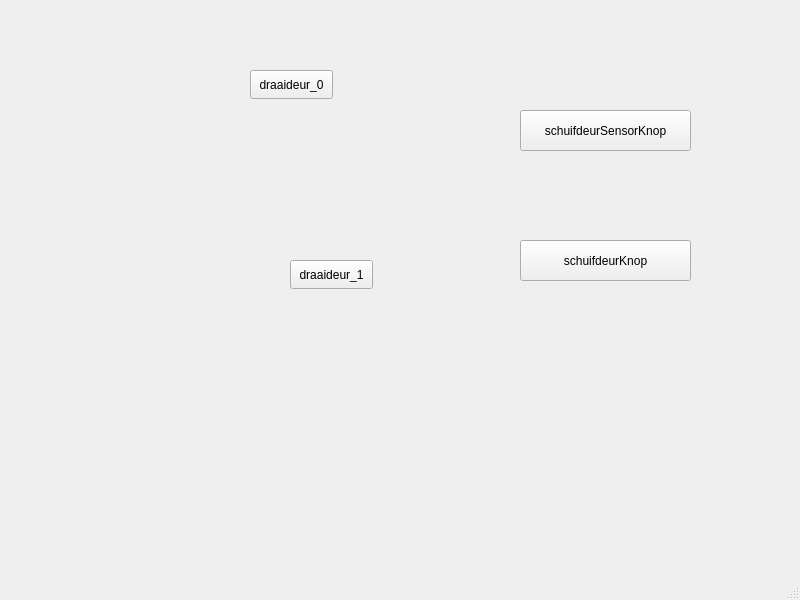
Old version of the form mainwindow.ui in the repository blooburry/AEP.
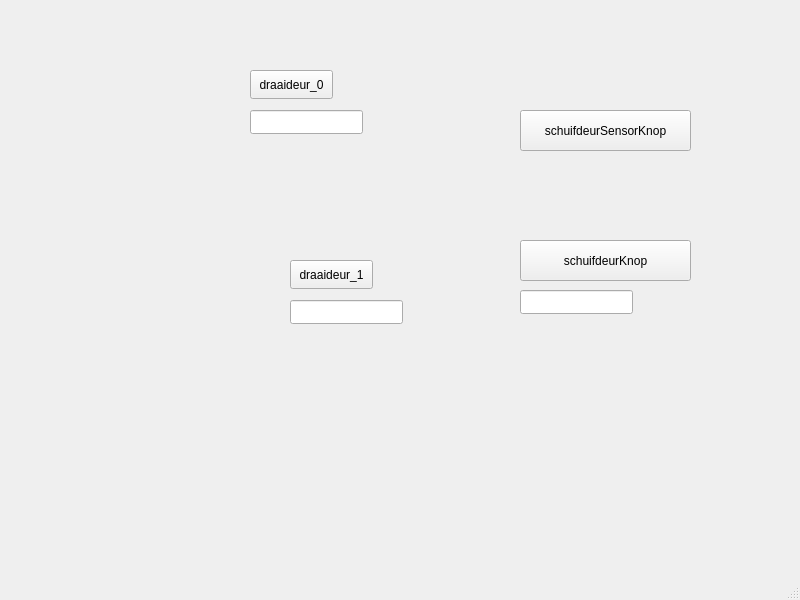
New version of the form.

Patch:
```diff
--- a/mainwindow.ui
+++ b/mainwindow.ui
@@ -66,6 +66,36 @@
      <string>draaideur_0</string>
     </property>
    </widget>
+   <widget class="QLineEdit" name="schuifdeurKnopLineEdit">
+    <property name="geometry">
+     <rect>
+      <x>520</x>
+      <y>290</y>
+      <width>113</width>
+      <height>24</height>
+     </rect>
+    </property>
+   </widget>
+   <widget class="QLineEdit" name="draaideur_0_lineEdit">
+    <property name="geometry">
+     <rect>
+      <x>250</x>
+      <y>110</y>
+      <width>113</width>
+      <height>24</height>
+     </rect>
+    </property>
+   </widget>
+   <widget class="QLineEdit" name="draaideur_1_lineEdit">
+    <property name="geometry">
+     <rect>
+      <x>290</x>
+      <y>300</y>
+      <width>113</width>
+      <height>24</height>
+     </rect>
+    </property>
+   </widget>
   </widget>
   <widget class="QMenuBar" name="menubar">
    <property name="geometry">
```
Left out of the diff: 2 changed lines with no effect on the pictures.
